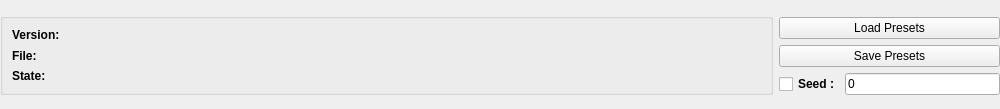
This is src/FrontendQt/TopInfoWidget.ui in Meos4/Jade-Cocoon-Randomizer as Qt 5 draws it before an edit. The edited form follows.
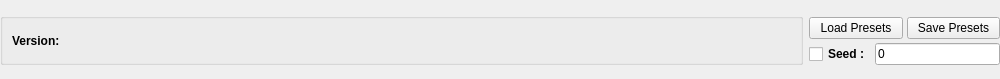
This is the edited form.

Commit message: Remove isopath from the game, filename and state from the ui

What changed in the file:
```diff
--- a/src/FrontendQt/TopInfoWidget.ui
+++ b/src/FrontendQt/TopInfoWidget.ui
@@ -7,9 +7,15 @@
     <x>0</x>
     <y>0</y>
     <width>1000</width>
-    <height>109</height>
+    <height>79</height>
    </rect>
   </property>
+  <property name="minimumSize">
+   <size>
+    <width>0</width>
+    <height>0</height>
+   </size>
+  </property>
   <property name="windowTitle">
    <string>TopInfoWidget</string>
   </property>
@@ -76,7 +82,7 @@
      <property name="checked">
       <bool>false</bool>
      </property>
-     <layout class="QGridLayout" name="gridLayout_2" rowstretch="0,0,0" columnstretch="0,1">
+     <layout class="QGridLayout" name="gridLayout_2" rowstretch="0" columnstretch="0,1">
       <property name="sizeConstraint">
        <enum>QLayout::SetDefaultConstraint</enum>
       </property>
@@ -102,52 +108,6 @@
         </property>
        </widget>
       </item>
-      <item row="1" column="1">
-       <widget class="QLabel" name="fileLabel2">
-        <property name="text">
-         <string/>
-        </property>
-       </widget>
-      </item>
-      <item row="2" column="0">
-       <widget class="QLabel" name="stateLabel">
-        <property name="font">
-         <font>
-          <italic>false</italic>
-          <bold>true</bold>
-          <underline>false</underline>
-          <strikeout>false</strikeout>
-          <kerning>true</kerning>
-         </font>
-        </property>
-        <property name="text">
-         <string>State:</string>
-        </property>
-       </widget>
-      </item>
-      <item row="2" column="1">
-       <widget class="QLabel" name="stateLabel2">
-        <property name="text">
-         <string/>
-        </property>
-       </widget>
-      </item>
-      <item row="1" column="0">
-       <widget class="QLabel" name="fileLabel">
-        <property name="font">
-         <font>
-          <italic>false</italic>
-          <bold>true</bold>
-          <underline>false</underline>
-          <strikeout>false</strikeout>
-          <kerning>true</kerning>
-         </font>
-        </property>
-        <property name="text">
-         <string>File:</string>
-        </property>
-       </widget>
-      </item>
       <item row="0" column="0">
        <widget class="QLabel" name="versionLabel">
         <property name="font">
@@ -168,9 +128,9 @@
     </widget>
    </item>
    <item row="0" column="1">
-    <layout class="QVBoxLayout" name="settingsLayout" stretch="0,0,0">
+    <layout class="QVBoxLayout" name="settingsLayout" stretch="0,0">
      <property name="spacing">
-      <number>6</number>
+      <number>4</number>
      </property>
      <property name="sizeConstraint">
       <enum>QLayout::SetDefaultConstraint</enum>
@@ -186,6 +146,11 @@
      </property>
      <property name="bottomMargin">
       <number>0</number>
+     </property>
+     <item>
+      <layout class="QHBoxLayout" name="presetsLayout">
+       <property name="spacing">
+        <number>4</number>
      </property>
      <item>
       <widget class="QPushButton" name="loadPresets">
@@ -194,7 +159,7 @@
        </property>
        <property name="minimumSize">
         <size>
-         <width>221</width>
+           <width>0</width>
          <height>0</height>
         </size>
        </property>
@@ -216,7 +181,7 @@
        </property>
        <property name="minimumSize">
         <size>
-         <width>221</width>
+           <width>0</width>
          <height>0</height>
         </size>
        </property>
@@ -230,6 +195,8 @@
         <string>Save Presets</string>
        </property>
       </widget>
+       </item>
+      </layout>
      </item>
      <item>
       <layout class="QHBoxLayout" name="seedLayout">
```
Lines whose indentation alone changed are shown as unchanged. The commit also changes 5 other files.
